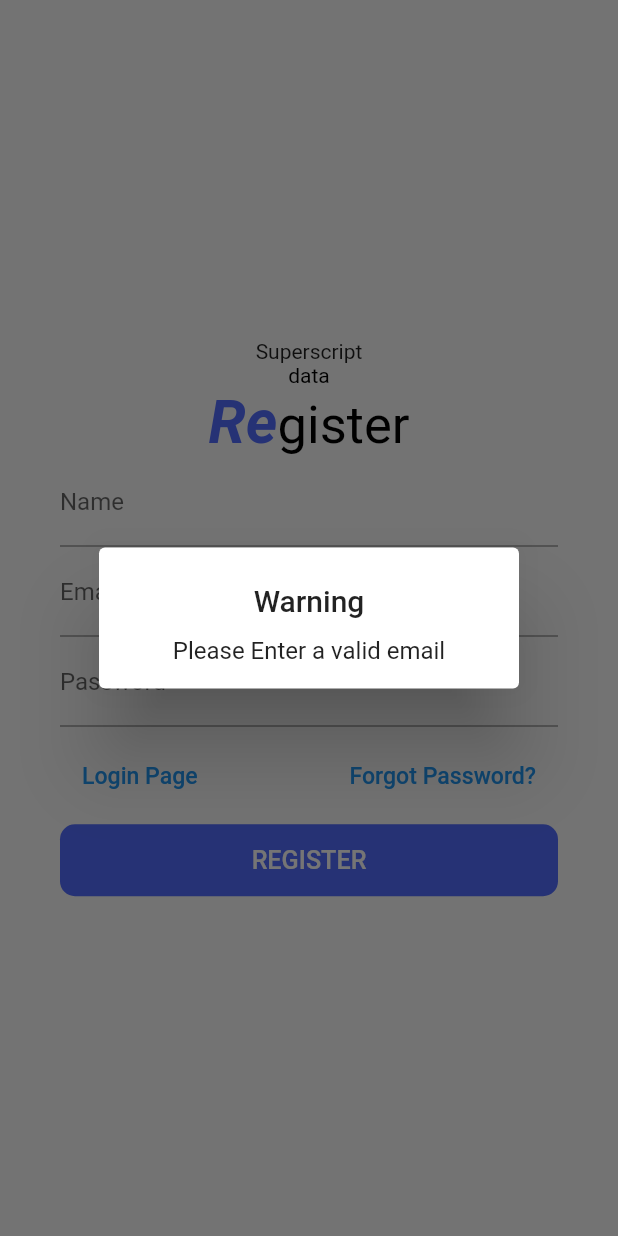
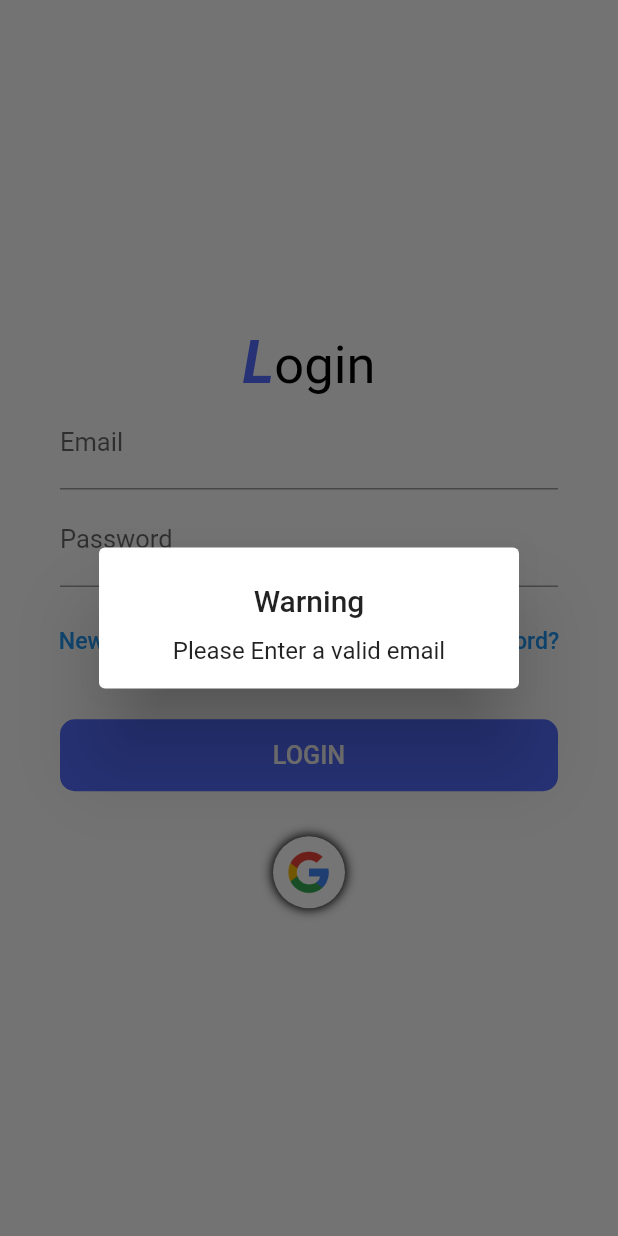
Before and after one commit to mwaseemaw/Chatty, a Flutter app: the screen it shows after launch, after a tap on "Forgot Password?", on a phone screen of 412 x 824 dp. Run offline on Flutter 3.47's test engine with Material 2 defaults, Android fonts, the phone set to English and light mode, and no system bars; our stand-ins replace cloud_firestore, firebase_auth, firebase_core, firebase_messaging, flutter_local_notifications, google_sign_in and 1 more; accounts and stored records are empty.

Commit message:
ui modification

```diff
--- a/lib/Pages/sign_in.dart
+++ b/lib/Pages/sign_in.dart
@@ -1,16 +1,17 @@
 import 'package:chatty/Firebase/authentication.dart';
 import 'package:chatty/Firebase/google_sign_in.dart';
 import 'package:chatty/Pages/home_page.dart';
+import 'package:chatty/Pages/sign_up.dart';
 import 'package:cloud_firestore/cloud_firestore.dart';
 import 'package:firebase_auth/firebase_auth.dart';
 import 'package:firebase_messaging/firebase_messaging.dart';
 import 'package:flutter/material.dart';
-class SignUpPage extends StatefulWidget {
+class SignInPage extends StatefulWidget {
   @override
-  State<SignUpPage> createState() => _SignUpPageState();
+  State<SignInPage> createState() => _SignInPageState();
 }
 
-class _SignUpPageState extends State<SignUpPage> {
+class _SignInPageState extends State<SignInPage> {
   CollectionReference userReference = FirebaseFirestore.instance.collection('users');
 
   TextEditingController emailC = TextEditingController();
@@ -41,32 +42,44 @@ class _SignUpPageState extends State<SignUpPage> {
             mainAxisSize: MainAxisSize.min,
             mainAxisAlignment: MainAxisAlignment.center,
             children: [
+              RichText(
+                text:const TextSpan(
+                    children: [
+                      TextSpan(text: 'L',style: TextStyle(fontSize: 40,fontStyle: FontStyle.italic,fontWeight: FontWeight.bold, color: Colors.indigoAccent)),
+                      TextSpan(text: 'ogin',style: TextStyle(fontSize: 35))
+                    ],
+                    style: TextStyle(color: Colors.black)
+                ), ),
               SizedBox(
-                height: 60,
+                height: 65,
                 width: MediaQuery.of(context).size.width-80,
                 child: TextField(
                   controller: emailC,
+                  style: const TextStyle(fontSize: 17),
                   decoration: const InputDecoration(
                       labelText: 'Email',
-                      border: OutlineInputBorder(
-                        borderRadius: BorderRadius.all(Radius.circular(10))
-                      )
                   ),
                 ),
               ),
               SizedBox(
-                height: 60,
+                height: 65,
                 width: MediaQuery.of(context).size.width-80,
                 child: TextField(
                   controller: passwordC,
+                  style: const TextStyle(fontSize: 17),
                   decoration:const InputDecoration(
                       labelText: 'Password',
-                      border: OutlineInputBorder(
-                          borderRadius: BorderRadius.all(Radius.circular(10))
-                      )
+
                   ),
                 ),
               ),
+              ButtonBar(
+                alignment: MainAxisAlignment.spaceAround,
+                children: [
+                  TextButton(
+                      onPressed: (){
+                        Navigator.push(context, MaterialPageRoute(builder: (context)=>SignUpPage()));
+                      }, child: const Text('New User? Register!',textScaleFactor: 1.1)),
                   TextButton(onPressed: (){
                     if(emailC.text.isNotEmpty){
 
@@ -74,7 +87,16 @@ class _SignUpPageState extends State<SignUpPage> {
                       buildShowDialog(context,'Please Enter a valid email');
                     }
                   }, child: const Text('Forgot Password?',textScaleFactor: 1.1)),
-              ElevatedButton(
+                ],
+              ),
+              Container(
+                margin: const EdgeInsets.only(top: 20,bottom: 30),
+                width: MediaQuery.of(context).size.width-80,
+                decoration: BoxDecoration(
+                    color: Colors.indigoAccent,
+                    borderRadius: BorderRadius.circular(10)
+                ),
+                child: TextButton(
                   onPressed: ()async{
                     if(emailC.text.isNotEmpty && passwordC.text.isNotEmpty){
                       String? result = await FirebaseAuthenticationClass().signIn(email: emailC.text, password: passwordC.text);
@@ -87,17 +109,26 @@ class _SignUpPageState extends State<SignUpPage> {
                       }else{
                         buildShowDialog(context, result!);
                       }
+                    }
+                  },
+                  child: const Text('LOGIN',textScaleFactor: 1.2,style: TextStyle(color: Colors.white),),
+                ),
+              ),
+              Container(
+                width: MediaQuery.of(context).size.width-80,
+                decoration: const BoxDecoration(
+                  boxShadow: [BoxShadow(color: Colors.black,spreadRadius: 1,blurRadius: 5)],
+                  shape: BoxShape.circle,
+                    color: Colors.white,
+                ),
+                child: TextButton(
+                  onPressed: ()async{
+                    var result = await GoogleSignInAuthClass().gSignIn();
 
-
-
-                    }
-                  }, child: const Text('Login',textScaleFactor: 1.2,)),
-              GestureDetector(
-                onTap: ()async{
-                  var result = await GoogleSignInAuthClass().gSignIn();
                   },
-                child: Image.asset('Assets/google-logo.png',height: 40,width: 40,),
-              )
+                  child: Image.asset('Assets/google-logo.png',height: 30,width: 30,),
+                ),
+              ),
             ],
           ),
         ),
--- a/lib/Pages/sign_up.dart
+++ b/lib/Pages/sign_up.dart
@@ -1,7 +1,5 @@
 import 'dart:ui';
-
 import 'package:chatty/Firebase/authentication.dart';
-import 'package:chatty/Firebase/google_sign_in.dart';
 import 'package:chatty/Pages/home_page.dart';
 import 'package:cloud_firestore/cloud_firestore.dart';
 import 'package:firebase_auth/firebase_auth.dart';
@@ -17,21 +15,6 @@ class _SignUpPageState extends State<SignUpPage> {
   TextEditingController emailC = TextEditingController();
   TextEditingController passwordC = TextEditingController();
   TextEditingController nameC = TextEditingController();
-  checkIfSignedIn(){
-    FirebaseAuth.instance.userChanges().listen((User? user) {
-      if(user==null){
-
-      }else{
-        Navigator.pushAndRemoveUntil(context, MaterialPageRoute(builder: (_)=>HomePage()), (route) => false);
-      }
-
-    });
-  }
-  @override
-  initState(){
-    checkIfSignedIn();
-    super.initState();
-  }
   @override
   Widget build(BuildContext context) {
     return Scaffold(
@@ -42,22 +25,13 @@ class _SignUpPageState extends State<SignUpPage> {
             mainAxisSize: MainAxisSize.min,
             mainAxisAlignment: MainAxisAlignment.center,
             children: [
-              Text(
-                'Superscript',
-                style: TextStyle(
-                  fontFeatures: [
-                    FontFeature.enable('sups'),
-                  ],
-                ),
-              ),
-              Text('data', style: TextStyle(color: Colors.black,fontFeatures: [FontFeature.randomize()])),
-              RichText(
+            RichText(
                 text:const TextSpan(
                   children: [
                     TextSpan(text: 'Re',style: TextStyle(fontSize: 40,fontStyle: FontStyle.italic,fontWeight: FontWeight.bold, color: Colors.indigoAccent)),
-                    TextSpan(text: 'gister',style: TextStyle(fontSize: 35,fontFeatures: [FontFeature.enable('sups'),FontFeature.superscripts()]))
+                    TextSpan(text: 'gister',style: TextStyle(fontSize: 35))
                   ],
-                  style: TextStyle(color: Colors.black,fontFeatures: [FontFeature.superscripts()])
+                  style: TextStyle(color: Colors.black,fontFeatures: [FontFeature.enable('sups'),FontFeature.superscripts()])
               ), ),
               SizedBox(
                 height: 60,
@@ -89,28 +63,8 @@ class _SignUpPageState extends State<SignUpPage> {
                   ),
                 ),
               ),
-              ButtonBar(
-                alignment: MainAxisAlignment.spaceAround,
-                children: [
-                  TextButton(
-                      onPressed: (){
-
-                  }, child: const Text('Login Page',textScaleFactor: 1.1)),
-                  TextButton(onPressed: (){
-                    if(emailC.text.isNotEmpty){
-
-                    }else{
-                      buildShowDialog(context,'Please Enter a valid email');
-                    }
-                  }, child: const Text('Forgot Password?',textScaleFactor: 1.1)),
-                ],
-              ),
-              // ListTile(
-              //   tileColor: Colors.indigoAccent,
-              //   textColor: Colors.white,
-              //   title: Text('Login',textScaleFactor: 1.2,textAlign: TextAlign.center,),
-              // ),
               Container(
+                margin: EdgeInsets.symmetric(vertical: 10),
                 width: MediaQuery.of(context).size.width-80,
                 decoration: BoxDecoration(
                   color: Colors.indigoAccent,
@@ -130,9 +84,13 @@ class _SignUpPageState extends State<SignUpPage> {
                       }
                     }
                   },
-                  child: Text('REGISTER',textScaleFactor: 1.2,style: TextStyle(color: Colors.white),),
+                  child: const Text('REGISTER',textScaleFactor: 1.2,style: TextStyle(color: Colors.white),),
                 ),
               ),
+              TextButton(
+                  onPressed: (){
+                    Navigator.pop(context);
+                  }, child: const Text('Go To Login Page',textScaleFactor: 1.1)),
             ],
           ),
         ),
--- a/lib/main.dart
+++ b/lib/main.dart
@@ -1,4 +1,5 @@
 
+import 'package:chatty/Pages/sign_in.dart';
 import 'package:chatty/Pages/sign_up.dart';
 import 'package:http/http.dart' as http;
 import 'package:chatty/Firebase/chatScreen.dart';
@@ -28,7 +29,7 @@ class MyApp extends StatelessWidget {
   Widget build(BuildContext context) {
     return MaterialApp(
       title: 'Flutter Demo',
-      home: SignUpPage(),
+      home: SignInPage(),
     );
   }
 }
```
Lines whose indentation alone changed are shown as unchanged.
